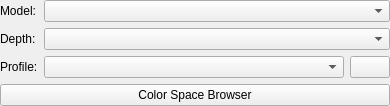
Old version of the form libs/ui/forms/wdgcolorspaceselector.ui in the repository KDE/krita.
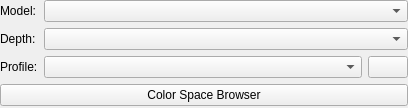
New version of the form. Custom widgets are drawn as their Qt base class.

What changed in the file:
```diff
--- a/libs/ui/forms/wdgcolorspaceselector.ui
+++ b/libs/ui/forms/wdgcolorspaceselector.ui
@@ -10,8 +10,8 @@
    <rect>
     <x>0</x>
     <y>0</y>
-    <width>380</width>
-    <height>106</height>
+    <width>408</width>
+    <height>108</height>
    </rect>
   </property>
   <property name="sizePolicy">
@@ -34,7 +34,7 @@
     <number>0</number>
    </property>
    <item row="0" column="0">
-    <widget class="QLabel" name="lblColorSpaces">
+    <widget class="QLabel" name="lblColorModels">
      <property name="text">
       <string comment="Color model">Model:</string>
      </property>
@@ -51,7 +51,7 @@
     </widget>
    </item>
    <item row="1" column="0">
-    <widget class="QLabel" name="lblColorModels">
+    <widget class="QLabel" name="lblColorDepths">
      <property name="text">
       <string comment="Label of Color Depth in Color Space Selector dialogue">Depth:</string>
      </property>
```
